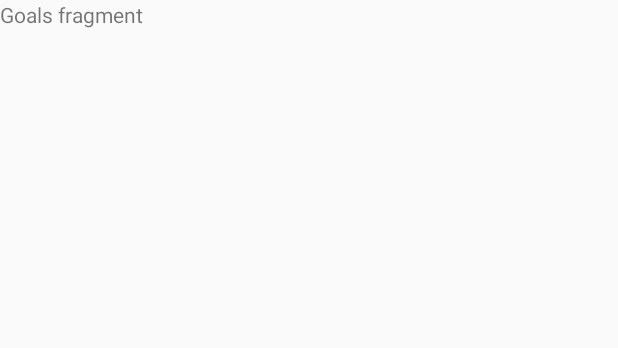
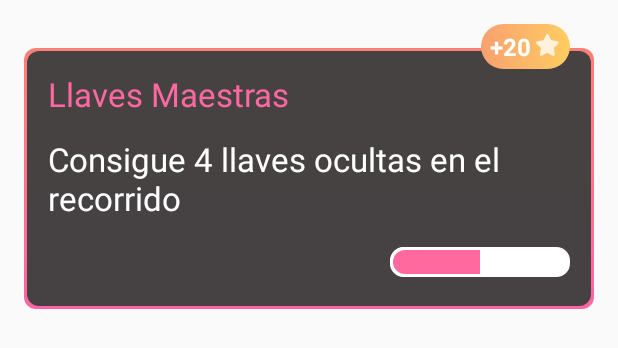
Before and after one commit to u201422949/CatedrAppV2, an Android app: the layout fragment_menu_goals.xml on its own in the app's theme, with its tools: preview values and no code run, on a phone screen of 412 x 824 dp. Shown: the top 348 px of the screen. Run offline under Robolectric (Android 15) with nearby library versions, the phone set to English and light mode, and no system bars.

Commit message:
se agregó la maqueta del MainGoalsFragment

```diff
--- /dev/null
+++ b/app/src/main/res/drawable/main_goals_item_star.xml
@@ -0,0 +1,9 @@
+<vector xmlns:android="http://schemas.android.com/apk/res/android"
+    android:width="18dp"
+    android:height="17dp"
+    android:viewportWidth="18"
+    android:viewportHeight="17">
+  <path
+      android:pathData="M8.0844,1.1063C8.1969,0.8812 8.3376,0.7406 8.5625,0.6562C8.7875,0.6 8.9844,0.6 9.2094,0.6562C9.4344,0.7406 9.6032,0.8812 9.7157,1.1063L11.5438,4.8187L15.65,5.4094C15.875,5.4656 16.0719,5.5781 16.2125,5.7469C16.3532,5.9437 16.4094,6.1406 16.4094,6.3656C16.4094,6.5906 16.325,6.7875 16.1563,6.9563L13.175,9.8531L13.8782,13.9594C13.9063,14.1844 13.85,14.4094 13.7375,14.6062C13.625,14.8031 13.4563,14.9156 13.2313,14.9719C13.0063,15.0281 12.7813,15 12.5844,14.8875L8.9001,12.975L5.2157,14.8875C4.9907,15 4.7938,15.0281 4.5688,14.9719C4.3438,14.9156 4.1469,14.8031 4.0344,14.6062C3.9219,14.4094 3.8657,14.1844 3.9219,13.9594L4.6251,9.8531L1.6438,6.9563C1.475,6.7875 1.3626,6.5906 1.3626,6.3656C1.3626,6.1406 1.4188,5.9437 1.5594,5.7469C1.7,5.5781 1.8969,5.4656 2.15,5.4094L6.2563,4.8187L8.0844,1.1063Z"
+      android:fillColor="#FFF1DC"/>
+</vector>
--- /dev/null
+++ b/app/src/main/res/drawable/main_goals_style_progress_indicator.xml
@@ -0,0 +1,25 @@
+<?xml version="1.0" encoding="utf-8"?>
+<layer-list xmlns:android="http://schemas.android.com/apk/res/android">
+    <item android:id="@android:id/background">
+        <shape>
+            <corners
+                android:radius="8dp" />
+            <solid
+                android:color="@android:color/white" />
+            <stroke
+                android:width="2dp"
+                android:color="@android:color/white" />
+        </shape>
+    </item>
+    <item android:id="@android:id/progress">
+        <clip>
+            <shape>
+                <corners android:radius="12dp" />
+                <solid android:color="#FF699E" />
+                <stroke
+                    android:width="2dp"
+                    android:color="@android:color/white" />
+            </shape>
+        </clip>
+    </item>
+</layer-list>
--- /dev/null
+++ b/app/src/main/res/drawable/menu_goals_item_badge_border.xml
@@ -0,0 +1,15 @@
+<?xml version="1.0" encoding="utf-8"?>
+<layer-list xmlns:android="http://schemas.android.com/apk/res/android">
+    <item>
+        <shape
+            android:shape="rectangle">
+            <gradient
+                android:angle="180"
+                android:endColor="#F8A170"
+                android:startColor="#FFCD61"
+                android:type="linear" />
+            <corners
+                android:radius="40dp"/>
+        </shape>
+    </item>
+</layer-list>
--- /dev/null
+++ b/app/src/main/res/drawable/menu_goals_item_border.xml
@@ -0,0 +1,28 @@
+<?xml version="1.0" encoding="utf-8"?>
+<layer-list xmlns:android="http://schemas.android.com/apk/res/android">
+    <item>
+        <shape
+            android:shape="rectangle">
+            <gradient
+                android:angle="270"
+                android:endColor="#FF65A5"
+                android:startColor="#FF8076"
+                android:type="linear" />
+            <corners
+                android:radius="8dp"/>
+        </shape>
+    </item>
+    <item
+        android:bottom="2dp"
+        android:left="2dp"
+        android:right="2dp"
+        android:top="2dp">
+        <shape
+            android:shape="rectangle">
+            <solid
+                android:color="#F7414141"/>
+            <corners
+                android:radius="8dp"/>
+        </shape>
+    </item>
+</layer-list>
--- a/app/src/main/res/layout/fragment_menu_goals.xml
+++ b/app/src/main/res/layout/fragment_menu_goals.xml
@@ -3,11 +3,73 @@
     xmlns:tools="http://schemas.android.com/tools"
     android:layout_width="match_parent"
     android:layout_height="match_parent"
+    android:paddingTop="16dp"
     tools:context=".view.fragment.MenuGoalsFragment">
 
-    <TextView
-        android:layout_width="match_parent"
-        android:layout_height="match_parent"
-        android:text="Goals fragment" />
+    <LinearLayout
+        android:layout_width="wrap_content"
+        android:layout_height="wrap_content"
+        android:layout_margin="16dp"
+        android:background="@drawable/menu_goals_item_border"
+        android:orientation="vertical"
+        android:padding="16dp">
+
+        <TextView
+            android:layout_width="wrap_content"
+            android:layout_height="wrap_content"
+            android:layout_marginBottom="14dp"
+            android:text="Llaves Maestras"
+            android:textColor="@color/menu_goals_item_title"
+            android:textSize="22sp" />
+
+        <TextView
+            android:layout_width="wrap_content"
+            android:layout_height="wrap_content"
+            android:layout_marginBottom="18dp"
+            android:text="Consigue 4 llaves ocultas en el recorrido"
+            android:textColor="@color/menu_goals_item_subtitle"
+            android:textSize="22sp" />
+
+        <ProgressBar
+            android:id="@+id/progressScore"
+            style="?android:attr/progressBarStyleHorizontal"
+            android:layout_width="120dp"
+            android:layout_height="20dp"
+            android:layout_gravity="right"
+            android:layout_marginBottom="5dp"
+            android:indeterminate="false"
+            android:maxHeight="10dip"
+            android:minHeight="10dip"
+            android:progress="50"
+            android:progressDrawable="@drawable/main_goals_style_progress_indicator" />
+    </LinearLayout>
+
+    <LinearLayout
+        android:layout_width="wrap_content"
+        android:layout_height="wrap_content"
+        android:paddingTop="4dp"
+        android:paddingBottom="4dp"
+        android:paddingLeft="6dp"
+        android:paddingRight="6dp"
+        android:layout_marginRight="32dp"
+        android:gravity="center"
+        android:layout_gravity="right"
+        android:orientation="horizontal"
+        android:background="@drawable/menu_goals_item_badge_border">
+
+        <TextView
+            android:layout_width="wrap_content"
+            android:layout_height="wrap_content"
+            android:text="+20"
+            android:textSize="16sp"
+            android:textStyle="bold"
+            android:textColor="@android:color/white" />
+
+        <ImageView
+            android:layout_width="wrap_content"
+            android:layout_height="wrap_content"
+            android:layout_marginLeft="2dp"
+            android:src="@drawable/main_goals_item_star"/>
+    </LinearLayout>
 
 </FrameLayout>
--- a/app/src/main/res/values/colors.xml
+++ b/app/src/main/res/values/colors.xml
@@ -13,4 +13,6 @@
     <color name="modal_question_checked_rb">#FF68A0</color>
     <color name="modal_question_unchecked_rb">#E5E5E5</color>
     <color name="modal_question_option_text">#50535A</color>
+    <color name="menu_goals_item_title">#FF68A0</color>
+    <color name="menu_goals_item_subtitle">#FFFFFF</color>
 </resources>
--- a/app/src/main/res/values/strings.xml
+++ b/app/src/main/res/values/strings.xml
@@ -1,7 +1,6 @@
 <resources>
     <string name="app_name">CatedrAppV2</string>
     <string name="hello_blank_fragment">Hello blank fragment</string>
-
 
     <!--    FRAGMENT SPLASH INIT-->
     <string name="splash_desc_image">Logo de aplicación</string>
@@ -69,7 +68,6 @@
     <string name="menu_desc_close">Cerrar Menú</string>
     <!--    FRAGMENT MENU END-->
 
-
     <string name="fit_image_to_scan">Ajuste la imagen para escanear</string>
 
 </resources>
```
Also changed, not shown: 1 other file.
